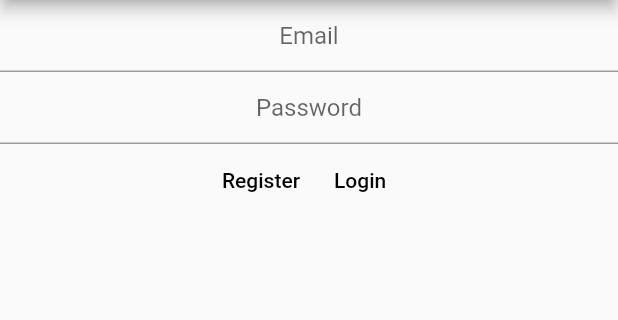
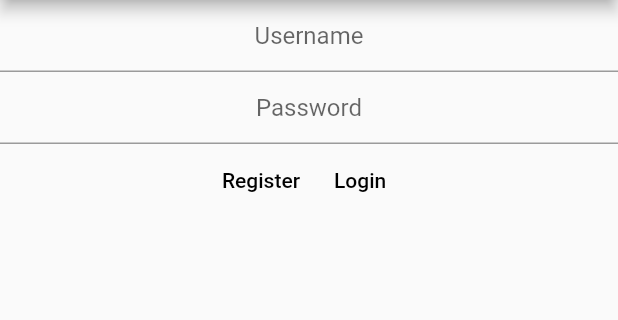
Before and after one commit to JaimeCRDAM/Olimpus, a Flutter app: the screen it shows after launch, after a tap on "Login", on a phone screen of 412 x 824 dp, the part 84-404 px from its top. Run offline on Flutter 3.47's test engine with Material 2 defaults, Android fonts, the light colour scheme and no system bars.

Commit message:
Revert "1 pagina login"

```diff
--- a/lib/Pages/HomePage.dart
+++ /dev/null
@@ -1,91 +0,0 @@
-import 'package:flutter/cupertino.dart';
-import 'package:flutter/material.dart';
-import 'package:go_router/go_router.dart';
-import 'package:idk/models/users/gods/God.dart';
-
-import '../models/Const.dart';
-import '../models/users/User.dart';
-import '../models/users/humans/Human.dart';
-import '../services/UserServiceImpl.dart';
-
-class HomePage extends StatefulWidget {
-  const HomePage({Key? key}) : super(key: key);
-
-  @override
-  State<HomePage> createState() => _HomePageState();
-}
-
-class _HomePageState extends State<HomePage> {
-
-  late final TextEditingController _email;
-  late final TextEditingController _password;
-  late final UserServiceImpl _userServiceImpl;
-
-  @override
-  void initState() {
-    _email = TextEditingController();
-    _password = TextEditingController();
-    _userServiceImpl = UserServiceImpl();
-    super.initState();
-  }
-
-  @override
-  Widget build(BuildContext context) {
-    return Scaffold(
-        appBar: AppBar(
-          title: const Text("Welcome to Olimpus App"),
-          centerTitle: true,
-        ),
-        body: Column(
-          children: [
-            TextField(
-              controller: _email,
-              decoration: const InputDecoration(
-                hintText: "Email",
-              ),
-              textAlign: TextAlign.center,
-            ),
-            TextField(
-              controller: _password,
-              decoration: const InputDecoration(
-                  hintText: "Password"
-              ),
-              textAlign: TextAlign.center,
-            ),
-            Row(
-              mainAxisAlignment: MainAxisAlignment.center,
-              children: [
-                TextButton(
-                  onPressed: () async {
-                    context.go('/signup');
-                  },
-                  child: const Text("Register",
-                      style: TextStyle(
-                        color: Colors.black,
-                      )
-                  ),
-                ),
-                TextButton(
-                  onPressed: () async {
-                    //var tempMail = "qaq@email.com";
-                    var tempMail = "Jedediah Thompson";
-                    //var tempPass = "qqqqqqqq";
-                    var tempPass = "p";
-                    User user = tempMail.contains("@") ? Human(null, tempMail, tempPass) : God(tempMail, tempPass);
-                    Globals.currentUser = await _userServiceImpl.loginUser(user);
-                    if(Globals.currentUser == null) return;
-                    return;
-                  },
-                  child: const Text("Login",
-                      style: TextStyle(
-                        color: Colors.black,
-                      )
-                  ),
-                )
-              ],
-            ),
-          ],
-        )
-    );
-  }
-}
--- a/lib/main.dart
+++ b/lib/main.dart
@@ -1,8 +1,5 @@
 import 'package:flutter/material.dart';
-import 'package:go_router/go_router.dart';
-
-import 'Pages/HomePage.dart';
-import 'Pages/SignUp.dart';
+import 'package:http/http.dart';
 
 void main() {
   runApp( const MyApp());
@@ -14,25 +11,79 @@ class MyApp extends StatelessWidget {
   // This widget is the root of your application.
   @override
   Widget build(BuildContext context) {
-    return MaterialApp.router(
+    return MaterialApp(
       title: 'Flutter Dem',
       theme: ThemeData(
         primarySwatch: Colors.red,
       ),
-      routerConfig: GoRouter(
-        routes: <RouteBase>[
-          GoRoute(
-            path: '/',
-            builder: (BuildContext context, GoRouterState state) {
-              return const HomePage();
-            },
-            routes: <RouteBase>[
-              GoRoute(
-                path: 'signup',
-                builder: (BuildContext context, GoRouterState state) {
-                  return const SignUpPage();
-                },
+      home: const HomePage(),
+    );
+  }
+}
+
+class HomePage extends StatefulWidget {
+  const HomePage({Key? key}) : super(key: key);
+
+  @override
+  State<HomePage> createState() => _HomePageState();
+}
+
+class _HomePageState extends State<HomePage> {
+
+  late final TextEditingController _username;
+  late final TextEditingController _password;
+
+  @override
+  void initState() {
+    _username = TextEditingController();
+    _password = TextEditingController();
+    super.initState();
+  }
+
+  @override
+  Widget build(BuildContext context) {
+    return Scaffold(
+      appBar: AppBar(
+        title: const Text("Welcome to Olimpus App"),
+        centerTitle: true,
+      ),
+      body: Column(
+        children: [
+          TextField(
+            controller: _username,
+            decoration: const InputDecoration(
+              hintText: "Username",
+            ),
+            textAlign: TextAlign.center,
+          ),
+          TextField(
+            controller: _password,
+            decoration: const InputDecoration(
+              hintText: "Password"
+            ),
+            textAlign: TextAlign.center,
+          ),
+          Row(
+            mainAxisAlignment: MainAxisAlignment.center,
+            children: [
+              TextButton(
+                onPressed: () async {
+                  print("a");
+                  },
+                child: const Text("Register",
+                  style: TextStyle(
+                    color: Colors.black,
+                  )
+                ),
               ),
+              TextButton(
+                  onPressed: () {},
+                  child: const Text("Login",
+                      style: TextStyle(
+                        color: Colors.black,
+                      )
+                  ),
+              )
             ],
           ),
         ],
--- a/lib/models/Const.dart
+++ /dev/null
@@ -1,5 +0,0 @@
-import 'package:idk/models/users/User.dart';
-
-class Globals{
-  static User? currentUser;
-}
--- a/lib/models/users/User.dart
+++ /dev/null
@@ -1,9 +0,0 @@
-class User {
-  late String? email;
-  late String jwt;
-  late String type;
-
-
-  Map<String, dynamic>? toJsonAuth(){}
-  Map<String, dynamic>? toJsonLogin(){}
-}
--- a/lib/models/users/gods/God.dart
+++ /dev/null
@@ -1,31 +0,0 @@
-import 'package:idk/models/users/User.dart';
-import 'package:json_annotation/json_annotation.dart';
-
-part 'God.g.dart';
-
-@JsonSerializable()
-class God implements User{
-  String? name;
-  String? password;
-  late String avatar;
-  @override
-  late String jwt;
-  @override
-  late String type;
-  @override
-  String? email;
-
-  God(this.name, this.password);
-  God.authGod(God god, this.jwt, this.type) {
-    name = god.name;
-  }
-
-  factory God.fromJson(Map<String, dynamic> json) => _$GodFromJson(json);
-
-  @override
-  Map<String, dynamic> toJsonAuth() => _$GodToJsonAuth(this);
-  @override
-  Map<String, dynamic> toJsonLogin() => _$GodToJsonLogin(this);
-
-
-}
--- a/lib/models/users/humans/Human.dart
+++ /dev/null
@@ -1,31 +0,0 @@
-import 'package:idk/models/users/User.dart';
-import 'package:json_annotation/json_annotation.dart';
-
-part 'Human.g.dart';
-
-@JsonSerializable()
-class Human implements User{
-  String? name;
-  String? password;
-  @override
-  late String? email;
-  late String avatar;
-  @override
-  late String jwt;
-  @override
-  late String type;
-
-  Human(this.name, this.email, this.password);
-  Human.authHuman(Human human, this.jwt, this.type) {
-    name = human.name;
-    email = human.email;
-  }
-
-  factory Human.fromJson(Map<String, dynamic> json) => _$HumanFromJson(json);
-
-  Map<String, dynamic> toJsonRegister() => _$HumanToJsonRegister(this);
-  @override
-  Map<String, dynamic> toJsonAuth() => _$HumanToJsonAuth(this);
-  @override
-  Map<String, dynamic> toJsonLogin() => _$HumanToJsonLogin(this);
-}
--- a/lib/services/UserService.dart
+++ /dev/null
@@ -1,7 +0,0 @@
-import '../models/users/User.dart';
-import '../models/users/humans/Human.dart';
-
-abstract class UserService {
-  Future<void> registerHuman(Human human);
-  Future<User?> loginUser(User user);
-}
--- a/lib/services/UserServiceImpl.dart
+++ /dev/null
@@ -1,34 +0,0 @@
-import 'dart:convert';
-
-import 'package:flutter/foundation.dart';
-import 'package:http/http.dart' as http;
-import 'package:idk/models/users/gods/God.dart';
-import '../models/users/User.dart';
-import '../models/users/humans/Human.dart';
-import 'dart:developer';
-
-import 'UserService.dart';
-
-class UserServiceImpl implements UserService {
-  var server = 'http://192.168.1.133:9004/olimpus/';
-
-  @override
-  Future<User?> loginUser(User user) async {
-    var loginRoute = user.email != null ? "humans/login": "gods/login";
-    var response = await http.post(
-        Uri.parse('$server$loginRoute'),
-        body: user.toJsonLogin()
-    );
-    if(response.statusCode != 200) return null;
-    Map<String, dynamic> bodyAsJson = json.decode(response.body);
-    return user.email != null ? Human.fromJson(bodyAsJson) : God.fromJson(bodyAsJson);
-  }
-
-  @override
-  Future<void> registerHuman(Human human) async {
-    var response = await http.post(
-        Uri.parse('${server}api/users'),
-        body: human.toJsonRegister()
-    );
-  }
-}
--- a/pubspec.yaml
+++ b/pubspec.yaml
@@ -32,9 +32,6 @@ dependencies:
   flutter:
     sdk: flutter
   http: ^0.13.5
-  json_annotation: ^4.7.0
-  json_serializable: ^6.5.4
-  go_router: ^5.2.2
 
 
   # The following adds the Cupertino Icons font to your application.
@@ -44,7 +41,6 @@ dependencies:
 dev_dependencies:
   flutter_test:
     sdk: flutter
-  build_runner: ^2.3.2
 
   # The "flutter_lints" package below contains a set of recommended lints to
   # encourage good coding practices. The lint set provided by the package is
```
Also changed, not shown: lib/Pages/SignUp.dart (deleted, +0 -70 lines), lib/models/users/gods/God.g.dart (deleted), lib/models/users/humans/Human.g.dart (deleted), pubspec.lock.
